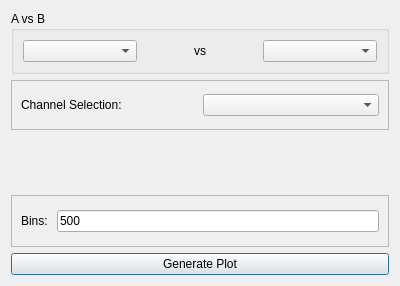
Old version of the form massGui/ui/avsbSetup.ui in the repository gmondee/massGui.
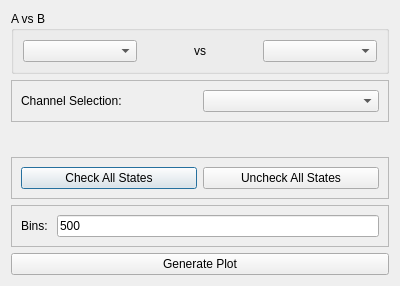
New version of the form. Custom widgets are drawn as their Qt base class.

```diff
--- a/massGui/ui/avsbSetup.ui
+++ b/massGui/ui/avsbSetup.ui
@@ -70,6 +70,32 @@
    <item>
     <widget class="StatesGrid" name="statesGrid" native="true"/>
    </item>
+   <item>
+    <widget class="QFrame" name="frame_2">
+     <property name="frameShape">
+      <enum>QFrame::StyledPanel</enum>
+     </property>
+     <property name="frameShadow">
+      <enum>QFrame::Raised</enum>
+     </property>
+     <layout class="QHBoxLayout" name="horizontalLayout_4">
+      <item>
+       <widget class="QPushButton" name="checkAllButton">
+        <property name="text">
+         <string>Check All States</string>
+        </property>
+       </widget>
+      </item>
+      <item>
+       <widget class="QPushButton" name="uncheckAllButton">
+        <property name="text">
+         <string>Uncheck All States</string>
+        </property>
+       </widget>
+      </item>
+     </layout>
+    </widget>
+   </item>
    <item>
     <widget class="QFrame" name="binsFrame">
      <property name="frameShape">
```
